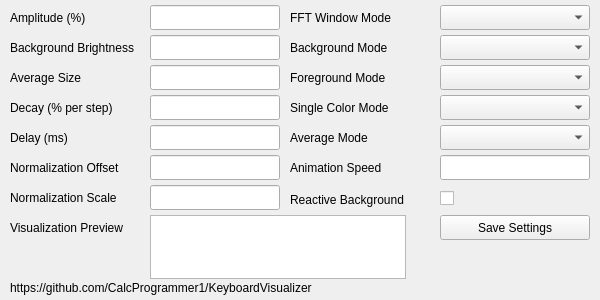
CalcProgrammer1/KeyboardVisualizer, file KeyboardVisualizerQT/keyboardvisualizer.ui: the form before one commit.
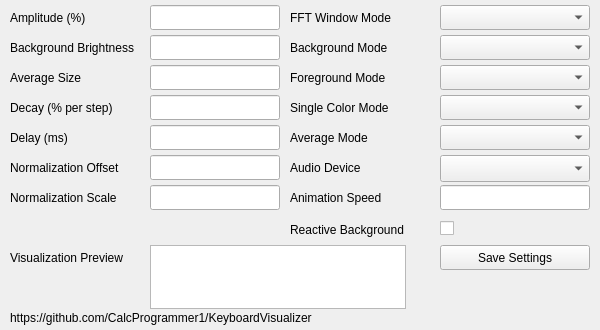
The form after the commit.

Commit message: Add audio device selection for Linux and save the index of the audio device to the settings file

```diff
--- a/KeyboardVisualizerQT/keyboardvisualizer.ui
+++ b/KeyboardVisualizerQT/keyboardvisualizer.ui
@@ -7,7 +7,7 @@
     <x>0</x>
     <y>0</y>
     <width>600</width>
-    <height>300</height>
+    <height>330</height>
    </rect>
   </property>
   <property name="windowTitle">
@@ -294,7 +294,7 @@
     <property name="geometry">
      <rect>
       <x>290</x>
-      <y>160</y>
+      <y>190</y>
       <width>140</width>
       <height>16</height>
      </rect>
@@ -307,7 +307,7 @@
     <property name="geometry">
      <rect>
       <x>440</x>
-      <y>155</y>
+      <y>185</y>
       <width>150</width>
       <height>25</height>
      </rect>
@@ -317,7 +317,7 @@
     <property name="geometry">
      <rect>
       <x>150</x>
-      <y>215</y>
+      <y>245</y>
       <width>256</width>
       <height>64</height>
      </rect>
@@ -354,7 +354,7 @@
     <property name="geometry">
      <rect>
       <x>10</x>
-      <y>220</y>
+      <y>250</y>
       <width>140</width>
       <height>16</height>
      </rect>
@@ -367,7 +367,7 @@
     <property name="geometry">
      <rect>
       <x>440</x>
-      <y>215</y>
+      <y>245</y>
       <width>150</width>
       <height>25</height>
      </rect>
@@ -380,7 +380,7 @@
     <property name="geometry">
      <rect>
       <x>10</x>
-      <y>280</y>
+      <y>310</y>
       <width>581</width>
       <height>16</height>
      </rect>
@@ -393,7 +393,7 @@
     <property name="geometry">
      <rect>
       <x>440</x>
-      <y>185</y>
+      <y>215</y>
       <width>150</width>
       <height>26</height>
      </rect>
@@ -406,7 +406,7 @@
     <property name="geometry">
      <rect>
       <x>290</x>
-      <y>190</y>
+      <y>220</y>
       <width>140</width>
       <height>20</height>
      </rect>
@@ -415,6 +415,29 @@
      <string>Reactive Background</string>
     </property>
    </widget>
+   <widget class="QLabel" name="label_Audio_Device">
+    <property name="geometry">
+     <rect>
+      <x>290</x>
+      <y>160</y>
+      <width>140</width>
+      <height>16</height>
+     </rect>
+    </property>
+    <property name="text">
+     <string>Audio Device</string>
+    </property>
+   </widget>
+   <widget class="QComboBox" name="comboBox_Audio_Device">
+    <property name="geometry">
+     <rect>
+      <x>440</x>
+      <y>155</y>
+      <width>150</width>
+      <height>27</height>
+     </rect>
+    </property>
+   </widget>
   </widget>
  </widget>
  <layoutdefault spacing="6" margin="11"/>
```
The commit also changes 5 other files.
